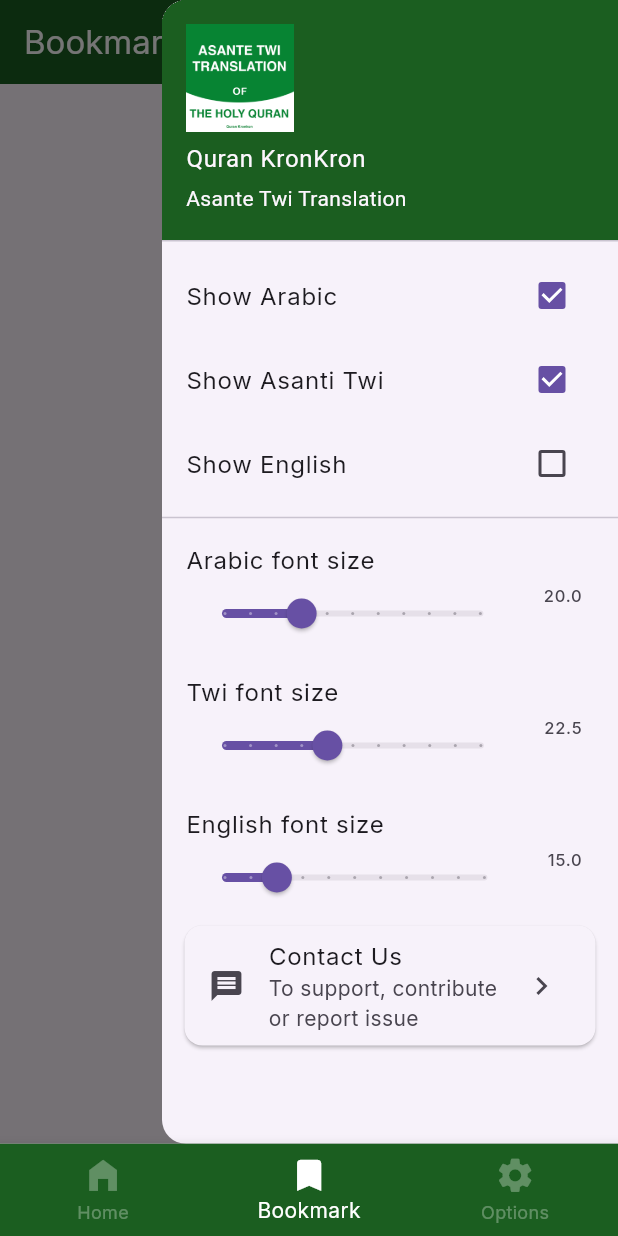
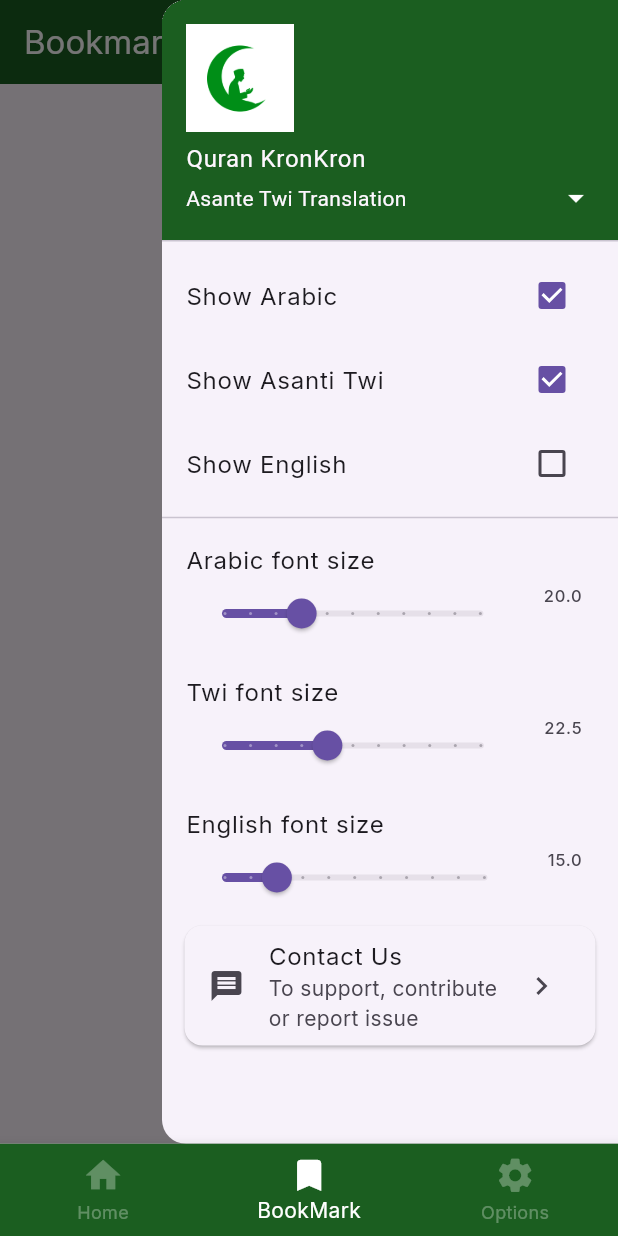
Before and after one commit to amazingsammed/twi_quran, a Flutter app: the Master screen opened directly, item 2 of the bottom bar chosen, with the side drawer open, on a phone screen of 412 x 824 dp. Run offline on Flutter 3.47's test engine with Material 3 defaults, Android fonts, the phone set to English and light mode, and no system bars; our stand-ins replace cached_network_image, dartz, equatable, get, google_fonts, internet_connection_checker and 5 more; missing offline and left inert: dart:ffi, translator; accounts and stored records are empty.

Commit message:
option page update

```diff
--- a/lib/features/authentication/presentation/auth.dart
+++ b/lib/features/authentication/presentation/auth.dart
@@ -10,6 +10,7 @@
 
   @override
   Widget build(BuildContext context) {
+    return Master();
     return Scaffold(
     appBar: AppBar(
       title: const Text("Quran Kronkron"),
--- a/lib/features/home/presentation/component/surah_view_drawer.dart
+++ b/lib/features/home/presentation/component/surah_view_drawer.dart
@@ -15,6 +15,10 @@
         return ListView(
           children: [
             UserAccountsDrawerHeader(
+
+              onDetailsPressed: (){
+                Get.back();
+              },
               decoration: BoxDecoration(
                 color: Colors.green[900],
               ),
--- a/lib/features/home/presentation/master.dart
+++ b/lib/features/home/presentation/master.dart
@@ -1,7 +1,6 @@
-
-
 import 'package:flutter/cupertino.dart';
 import 'package:flutter/material.dart';
+import 'package:twi_quran/responsive.dart';
 
 import '../../bookmark/presentation/bookmark.dart';
 import '../../options/presentation/optionspage.dart';
@@ -10,12 +9,13 @@
 
 class Master extends StatefulWidget {
   Master({Key? key}) : super(key: key);
+
   @override
   State<Master> createState() => _MasterState();
 }
 
 class _MasterState extends State<Master> with SingleTickerProviderStateMixin {
-  int currentIndex =0;
+  int currentIndex = 0;
   late PageController pageController;
   var activecolor = Colors.white;
   var inactiveColor = Colors.white30;
@@ -26,63 +26,63 @@
     // TODO: implement initState
     super.initState();
   }
+
   void changeTabindex(int index) {
     setState(() {
+      currentIndex = index;
+      pageController.animateToPage(index,
+          duration: Duration(microseconds: 300), curve: Curves.ease);
+    });
+  }
 
-    currentIndex = index;
-    pageController.animateToPage(index, duration: Duration(microseconds: 300), curve: Curves.ease);
-    });
-
-  }
   @override
   Widget build(BuildContext context) {
+    List Tabs = [
+      {"icon": Icons.home, "title": "Home"},
+      {"icon": Icons.bookmark, "title": "BookMark"},
+      {"icon": Icons.settings, "title": "Options"},
+    ];
+
     List<Widget> screens = [
       Home(),
       Bookmark(),
       // Translatorpage(),
       Optionspage(),
-
     ];
 
     return Scaffold(
-      body: PageView(
-          controller: pageController,
-          onPageChanged: changeTabindex,
-          children:
-          screens
-      ),
-      bottomNavigationBar: BottomNavigationBar(
+        body: Row(
+          children: [
+           if(ResponsiveLayout.isDesktop(context)) NavigationRail(
+             elevation: 10,
+              onDestinationSelected: changeTabindex,
+                destinations: Tabs.map((e) {
+                  return NavigationRailDestination(
+                      icon: Icon(e['icon']), label: Text(e['title']));
+                }).toList(),
+                selectedIndex: currentIndex),
+            Expanded(
+              child: PageView(
+                  scrollDirection: ResponsiveLayout.isMobile(context)
+                      ? Axis.horizontal
+                      : Axis.vertical,
+                  controller: pageController,
+                  onPageChanged: changeTabindex,
+                  children: screens),
+            ),
+          ],
+        ),
+        bottomNavigationBar: ResponsiveLayout.isMobile(context)? BottomNavigationBar(
           currentIndex: currentIndex,
           selectedItemColor: activecolor,
           unselectedItemColor: inactiveColor,
           type: BottomNavigationBarType.fixed,
-
           iconSize: 27.5,
-          items:   [
-            BottomNavigationBarItem(
-              activeIcon: Icon(Icons.home_max),
-              icon: Icon(Icons.home_filled),
-              label: 'Home',
-            ),
-            BottomNavigationBarItem(
-              icon: Icon(Icons.bookmark),
-              label: 'Bookmark',
-            ),
-            // BottomNavigationBarItem(
-            //   icon: Icon(Icons.leaderboard),
-            //   label: 'Planner',
-            // ),
-
-            BottomNavigationBarItem(
-              icon: Icon(Icons.settings),
-              label: 'Options',
-            ),
-          ],
+          items: Tabs.map((e) {
+            return BottomNavigationBarItem(
+                icon: Icon(e['icon']), label: e['title']);
+          }).toList(),
           onTap: changeTabindex,
-        )
-
-    );
+        ):null);
   }
-
-
 }
--- /dev/null
+++ b/lib/responsive.dart
@@ -0,0 +1,11 @@
+import 'package:flutter/material.dart';
+
+class ResponsiveLayout {
+ static bool isMobile(BuildContext context){
+   return MediaQuery.of(context).size.width < 600;
+ }
+ static bool isDesktop(BuildContext context){
+   return MediaQuery.of(context).size.width > 600;
+ }
+
+}
```
Also changed, not shown: lib/features/home/presentation/home.dart (+34 -19 lines), lib/features/options/presentation/optionspage.dart (+71 -3 lines), assets/images/logo.png, 42 other files.
